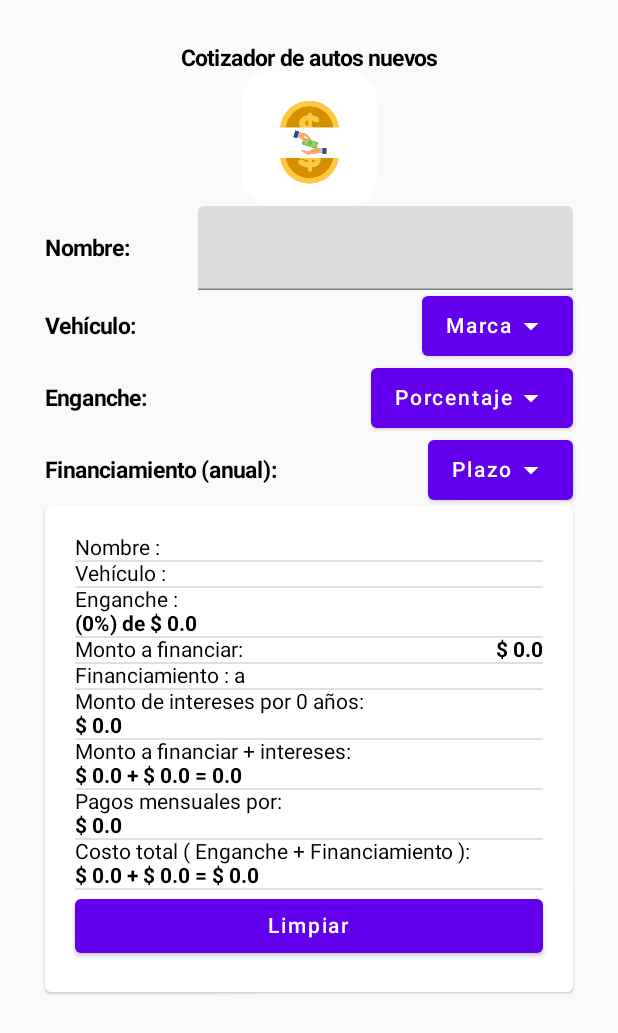
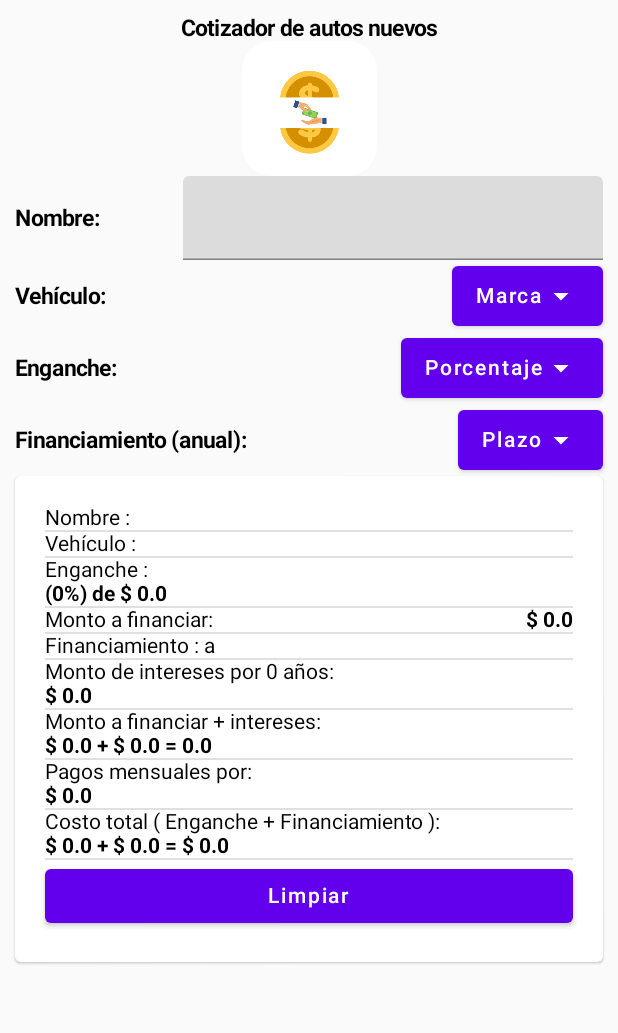
Before and after one commit to SnubSh/practicasCompose, an Android app built with Jetpack Compose: the screen it shows after launch (MainActivity), on a phone screen of 412 x 824 dp. Shown: the top 1033 px of the screen. Run offline under Robolectric (Android 15) with nearby library versions, the light colour scheme and no system bars.

Commit message:
20-10-2022

```diff
--- a/app/src/main/java/com/example/composeapp/view/MainActivity.kt
+++ b/app/src/main/java/com/example/composeapp/view/MainActivity.kt
@@ -3,6 +3,7 @@ import MainActivityModel
 import android.icu.text.DecimalFormat
 import android.os.Build
 import android.os.Bundle
+import android.widget.ListView
 import androidx.activity.ComponentActivity
 import androidx.activity.compose.setContent
 import androidx.activity.viewModels
@@ -10,8 +11,10 @@ import androidx.annotation.RequiresApi
 import androidx.compose.foundation.Image
 import androidx.compose.foundation.background
 import androidx.compose.foundation.layout.*
+import androidx.compose.foundation.rememberScrollState
 import androidx.compose.foundation.shape.RoundedCornerShape
 import androidx.compose.foundation.text.KeyboardOptions
+import androidx.compose.foundation.verticalScroll
 import androidx.compose.material.*
 import androidx.compose.material.icons.Icons
 import androidx.compose.material.icons.filled.ArrowDropDown
@@ -50,12 +53,13 @@ class MainActivity : ComponentActivity() {
     }
 @Composable
 fun viewComponents(){
+
     Column(
         Modifier
             .fillMaxWidth()
             .fillMaxHeight()
-            .padding(all = 30.dp)
-        ,
+            .padding(all = 10.dp)
+            .verticalScroll(rememberScrollState()),
         horizontalAlignment = Alignment.CenterHorizontally,
         verticalArrangement = Arrangement.Top
         ) {
@@ -196,7 +200,7 @@ fun viewComponents(){
                         _nombre.value = it
                         ovm.setName(_nombre.value)
                     },
-                    Modifier.width(250.dp),
+                    Modifier.width(280.dp),
                     keyboardOptions = KeyboardOptions(KeyboardCapitalization.None, true, KeyboardType.Text),
                 )
             }
```
